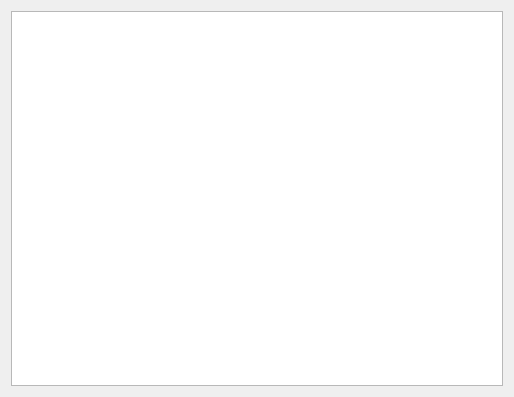
This is gui/listgui.ui in HelgiThomas/Verklegt31 as Qt 5 draws it before an edit. The edited form follows.
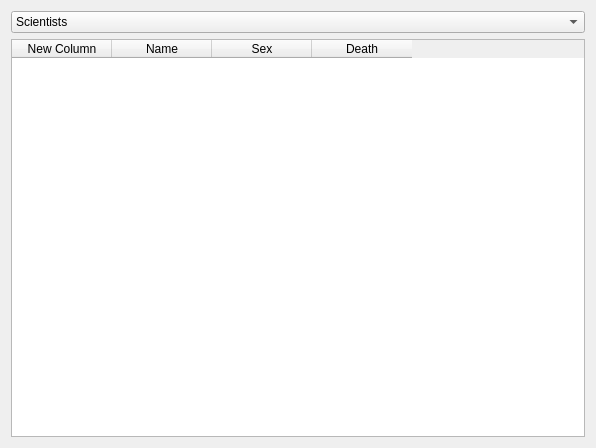
This is the edited form.

What changed in the file:
```diff
--- a/gui/listgui.ui
+++ b/gui/listgui.ui
@@ -6,16 +6,56 @@
    <rect>
     <x>0</x>
     <y>0</y>
-    <width>514</width>
-    <height>397</height>
+    <width>596</width>
+    <height>448</height>
    </rect>
   </property>
   <property name="windowTitle">
    <string>Dialog</string>
   </property>
-  <layout class="QHBoxLayout" name="horizontalLayout">
+  <layout class="QVBoxLayout" name="verticalLayout">
    <item>
-    <widget class="QListWidget" name="list_all"/>
+    <widget class="QComboBox" name="comboBox">
+     <item>
+      <property name="text">
+       <string>Scientists</string>
+      </property>
+     </item>
+     <item>
+      <property name="text">
+       <string>Computers</string>
+      </property>
+     </item>
+     <item>
+      <property name="text">
+       <string>Relations</string>
+      </property>
+     </item>
+    </widget>
+   </item>
+   <item>
+    <widget class="QTableWidget" name="table_all">
+     <column>
+      <property name="text">
+       <string>New Column</string>
+      </property>
+     </column>
+     <column>
+      <property name="text">
+       <string>Name</string>
+      </property>
+     </column>
+     <column>
+      <property name="text">
+       <string>Sex</string>
+      </property>
+     </column>
+     <column>
+      <property name="text">
+       <string>Death</string>
+      </property>
+     </column>
+    </widget>
    </item>
   </layout>
  </widget>
```
